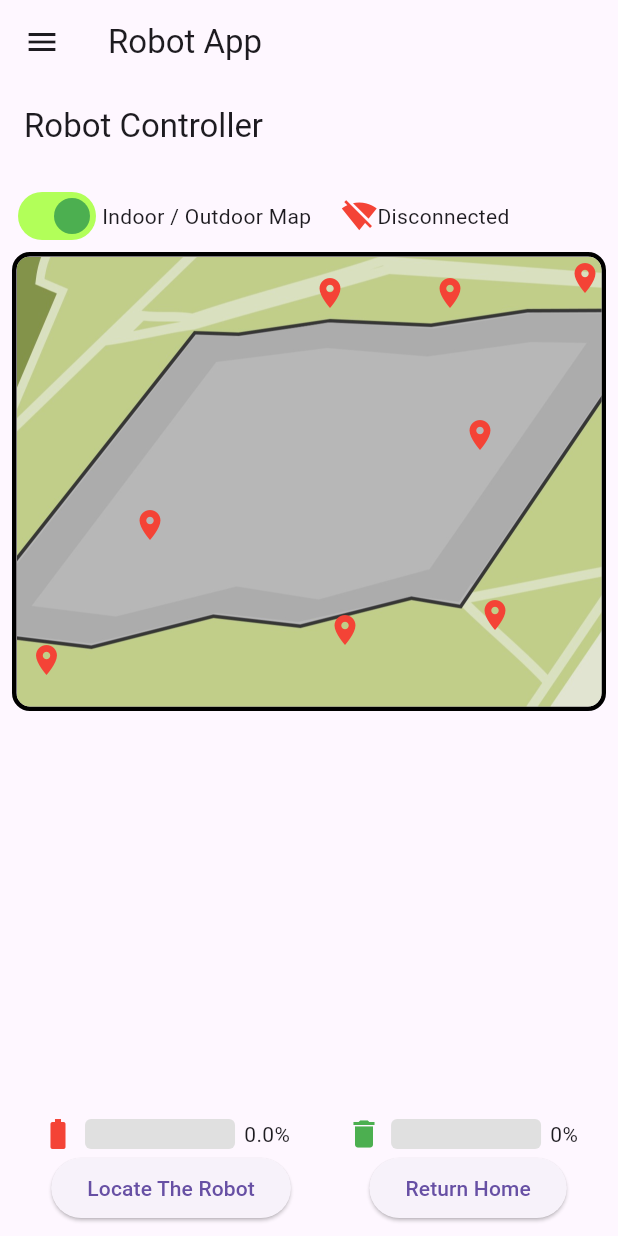
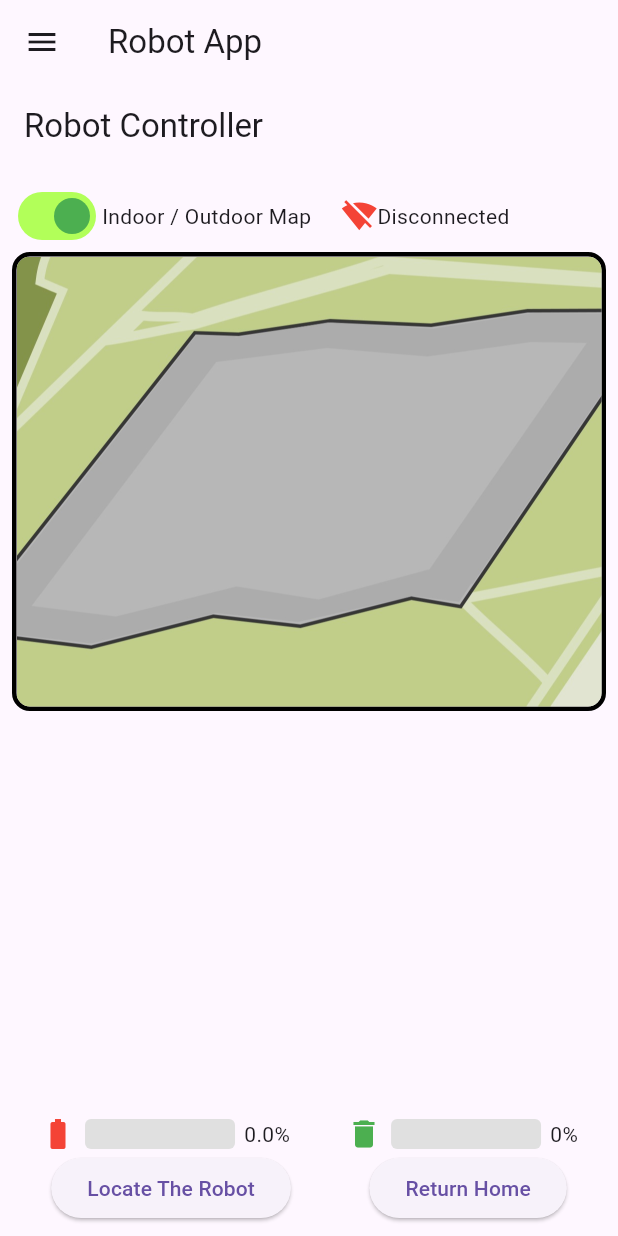
Before and after one commit to NafiseKian/cleaning-robot, a Flutter app: the screen it shows after launch, on a phone screen of 412 x 824 dp. Run offline on Flutter 3.47's test engine with Material 3 defaults, Android fonts, the phone set to English and light mode, and no system bars.

Commit message:
map modifecation

```diff
--- a/my_robot_app/lib/MainPage.dart
+++ b/my_robot_app/lib/MainPage.dart
@@ -11,15 +11,15 @@ class RobotMainPage extends StatefulWidget {
 }
 
 class _RobotMainPageState extends State<RobotMainPage> {
-  bool isUniMap = true;  // State for  the map.
+  bool isUniMap = true;  // State for the map.
   bool _isConnected = false;  // State to display connection status.
   double batteryLevel = 0.0;  // State for battery level.
   double trashLevel = 0.0;  // State for trash level.
+  List<Map<String, double>> markerPositions = []; // State for marker positions.
 
   @override
   void initState() {
     super.initState();
-
   }
 
   void _sendHelloToServer() async {
@@ -60,15 +60,53 @@ class _RobotMainPageState extends State<RobotMainPage> {
     }
   }
 
-void _updateIndicators(String responseData) {
+  void _updateIndicators(String responseData) {
+    print('Raw response data: $responseData');
+    var decoded = jsonDecode(responseData);
+    print('Decoded response data: $decoded');
 
-    var decoded = jsonDecode(responseData);
     setState(() {
       batteryLevel = double.parse(decoded['battery'].toString());
+      print('Updated battery level: $batteryLevel');
+
       trashLevel = double.parse(decoded['trash'].toString());
+      print('Updated trash level: $trashLevel');
+
+      var coordinates = decoded['coordinates'];
+      print('Coordinates received: $coordinates');
+
+      _updateMarkers(coordinates);
     });
-}
+  }
 
+  void _updateMarkers(List<dynamic> coordinates) {
+    List<Map<String, double>> newMarkerPositions = [];
+    double maxX = 600; // Maximum width of the map image
+    double maxY = 300; // Maximum height of the map image
+    double scaleX = 4; // Scaling factor for X coordinate
+    double scaleY = 4; // Scaling factor for Y coordinate
+
+    for (var coord in coordinates) {
+      // Assuming the coordinates are in the form [x, y]
+      double x = double.parse(coord[0].toString());
+      double y = double.parse(coord[1].toString());
+
+      // Estimate the position on the map based on existing logic
+      double estimatedLeft = x * scaleX; // Example transformation
+      double estimatedTop = y * scaleY;  // Example transformation
+
+      // Clamp the coordinates to be within the map boundaries
+      estimatedLeft = estimatedLeft.clamp(0.0, maxX);
+      estimatedTop = estimatedTop.clamp(0.0, maxY);
+
+      newMarkerPositions.add({'left': estimatedLeft, 'top': estimatedTop});
+    }
+
+    setState(() {
+      markerPositions = newMarkerPositions;
+      print('Updated marker positions: $markerPositions');
+    });
+  }
 
   @override
   Widget build(BuildContext context) {
@@ -83,7 +121,7 @@ void _updateIndicators(String responseData) {
             SwitchAndConnectionStatus(isUniMap: isUniMap, isConnected: _isConnected, toggleMap: _toggleMap),
             Expanded(
               flex: 3,
-              child: MapAndPosition(isUniMap: isUniMap, mapWidth: 600, mapHeight: 300),
+              child: MapAndPosition(isUniMap: isUniMap, mapWidth: 600, mapHeight: 300, markerPositions: markerPositions),
             ),
             SizedBox(height: 20),
             BatteryAndTrash(batteryLevel: batteryLevel, trashLevel: trashLevel),
@@ -141,11 +179,13 @@ class MapAndPosition extends StatelessWidget {
     required this.isUniMap,
     required this.mapWidth,
     required this.mapHeight,
+    required this.markerPositions,
   }) : super(key: key);
 
   final bool isUniMap;
   final double mapWidth;
   final double mapHeight;
+  final List<Map<String, double>> markerPositions;
 
   @override
   Widget build(BuildContext context) {
@@ -168,69 +208,13 @@ class MapAndPosition extends StatelessWidget {
             ),
           ),
         ),
-
-
-        Positioned(
-          left: 11, // back door cordinaters coming from server -(0,0)
-          top: 260,
-          child: Icon(Icons.location_on, color: Colors.red, size: 24),
-        ),
-            Positioned(
-          left: 200, //coffetria door coming from server - (50,50)
-          top: 15,
-          child: Icon(Icons.location_on, color: Colors.red, size: 24),
-        ),
-                 Positioned(
-          left: 280,//**  between parling and coffee (75,50)
-          top: 15,
-          child: Icon(Icons.location_on, color: Colors.red, size: 24),
-        ),
-                  Positioned(
-          left: 80, // **  class 104( coming from server -(25,25)
-          top: 170,
-          child: Icon(Icons.location_on, color: Colors.red, size: 24),
-        ),
-                 Positioned(
-          left: 565, /// main door cordinates from server - (150,50)
-          top: 2,
-          child: Icon(Icons.location_on, color: Colors.red, size: 24),
-        ),
-                        Positioned(
-          left: 470, /// between main and parking (100,50)
-          top: 2,
-          child: Icon(Icons.location_on, color: Colors.red, size: 24),
-        ),
-
-           Positioned(
-          left: 410, // GE door( coming from server (100,0)
-          top: 230,
-          child: Icon(Icons.location_on, color: Colors.red, size: 24),
-        ),
-             Positioned(
-          left: 300, // intersection of coridor (75,25)
-          top: 110,
-          child: Icon(Icons.location_on, color: Colors.red, size: 24),
-        ),
-               Positioned(
-          left: 310, //   middle of back middle and GE (75,0)
-          top: 230,
-          child: Icon(Icons.location_on, color: Colors.red, size: 24),
-        ),
-                  Positioned(
-          left: 370, //st parking door cordinates from server (100,50)
-          top: 5,
-          child: Icon(Icons.location_on, color: Colors.red, size: 24),
-        ),
-             Positioned(
-          left: 210, // ibrary door cordinates from server (50,0)
-          top: 240,
-          child: Icon(Icons.location_on, color: Colors.red, size: 24),
-        ),
-                      Positioned(
-          left: 510, // **  class 118 cordaniters cominf from server( 125,25)
-          top: 80,
-          child: Icon(Icons.location_on, color: Colors.red, size: 24),
-        ),
+        ...markerPositions.map((position) {
+          return Positioned(
+            left: position['left'],
+            top: position['top'],
+            child: Icon(Icons.location_on, color: Colors.red, size: 24),
+          );
+        }).toList(),
       ],
     );
   }
```
